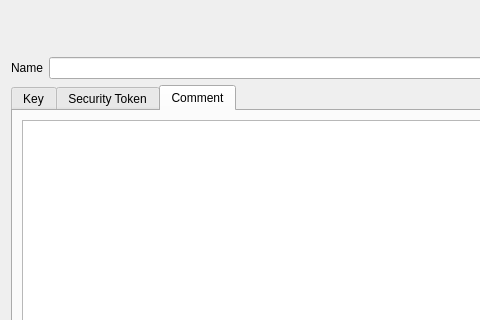
Qt form ui/KeyDetail.ui (chris2511/xca) before a commit; both pictures show x 0 to 480 and y 0 to 320 of the 572 by 403 pixel window.
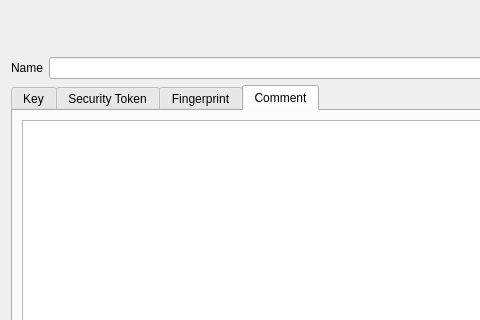
The same form after that commit. The open tabs and pages were chosen to show the change. Custom widgets are drawn as their Qt base class.

The edit to the form file:
```diff
--- a/ui/KeyDetail.ui
+++ b/ui/KeyDetail.ui
@@ -325,6 +325,11 @@
        </item>
       </layout>
      </widget>
+     <widget class="QWidget" name="fingerprint">
+      <attribute name="title">
+       <string>Fingerprint</string>
+      </attribute>
+     </widget>
      <widget class="QWidget" name="commenttab">
       <attribute name="title">
        <string>Comment</string>
```
Left out of the diff: 6 changed lines with no effect on the pictures.
